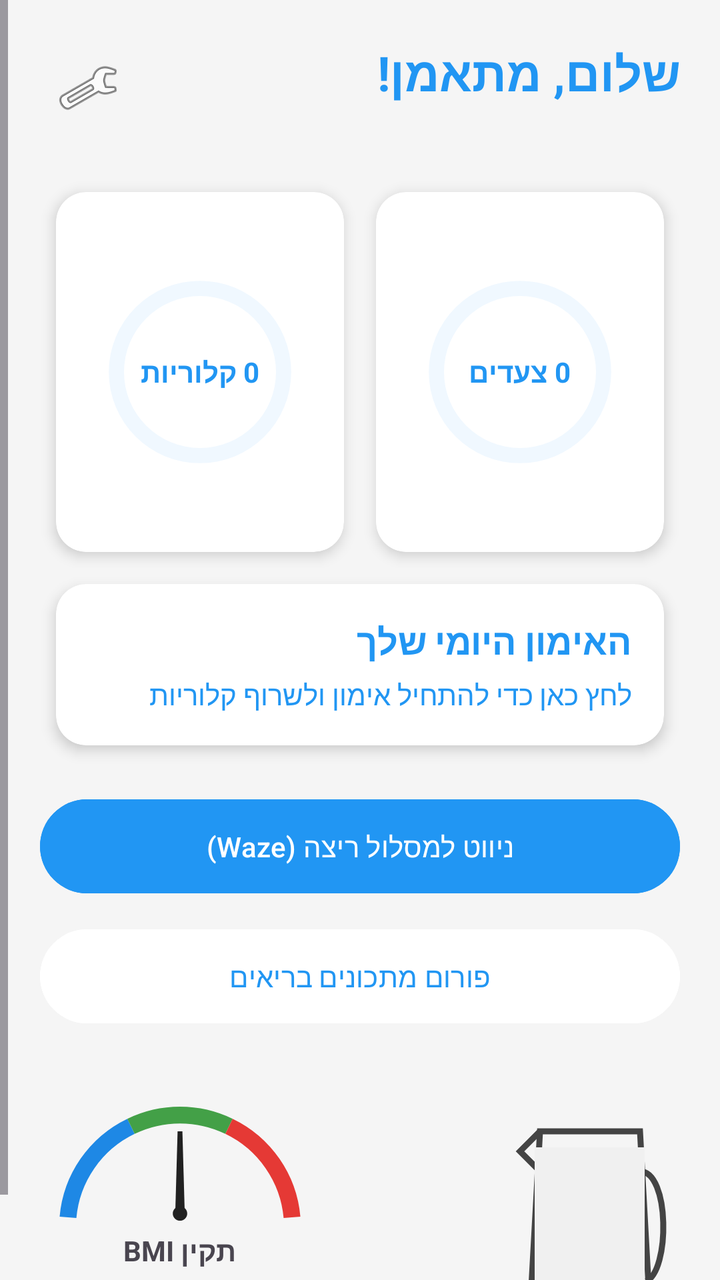
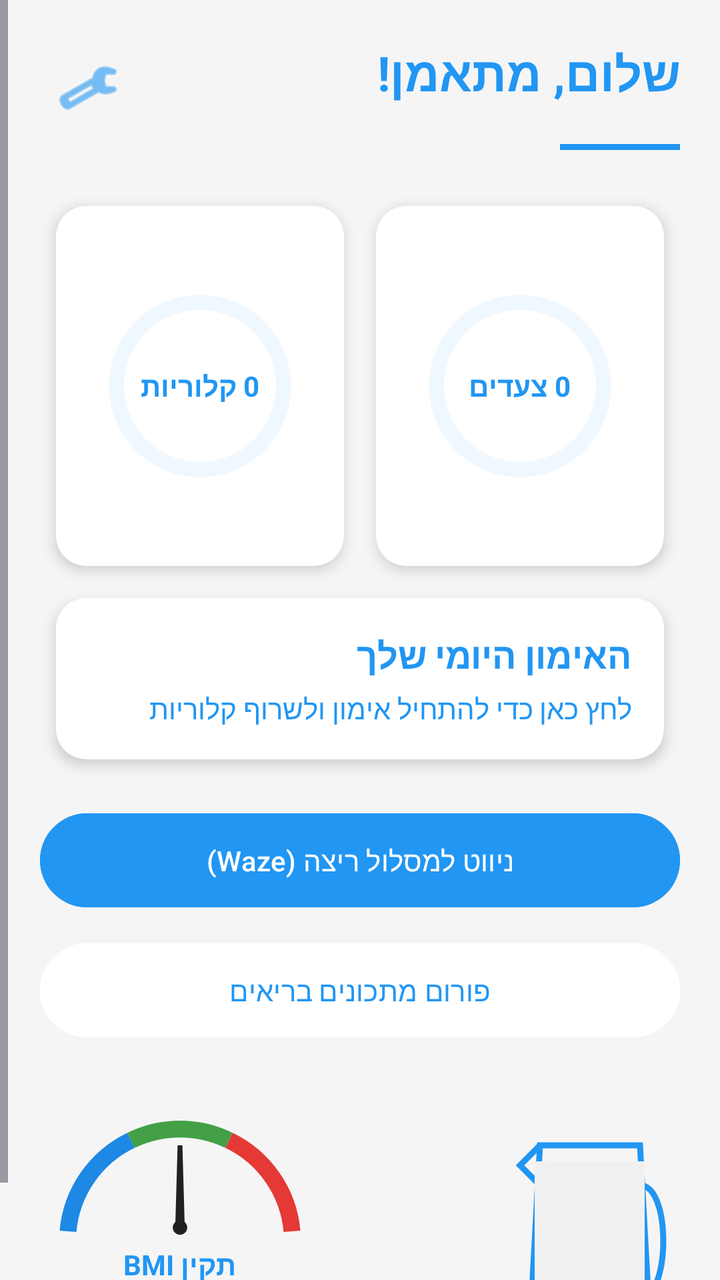

Two renders of the same Android screen: before a commit and after it. Below are the layout's source before the change and the commit's diff.
<!-- AndroidManifest.xml: application theme Theme.FitCoach -->
<!-- res/layout/activity_main.xml -->
<?xml version="1.0" encoding="utf-8"?>
<ScrollView xmlns:android="http://schemas.android.com/apk/res/android"
    xmlns:app="http://schemas.android.com/apk/res-auto"
    xmlns:tools="http://schemas.android.com/tools"
    android:id="@+id/main"
    android:layout_width="match_parent"
    android:layout_height="match_parent"
    android:background="#F5F5F5"
    android:layoutDirection="rtl"
    tools:context=".screens.MainActivity">

    <LinearLayout
        android:layout_width="match_parent"
        android:layout_height="wrap_content"
        android:orientation="vertical"
        android:padding="20dp">

        <LinearLayout
            android:layout_width="match_parent"
            android:layout_height="wrap_content"
            android:layout_marginBottom="20dp">

            <TextView
                android:id="@+id/tv_main_welcome"
                android:layout_width="wrap_content"
                android:layout_height="wrap_content"
                android:text="שלום, מתאמן!"
                android:textColor="#2196F3"
                android:textSize="24sp"
                android:textStyle="bold" />

            <Space
                android:layout_width="0dp"
                android:layout_height="wrap_content"
                android:layout_weight="1" />

            <ImageButton
                android:id="@+id/btn_settings_gear"
                android:layout_width="48dp"
                android:layout_height="48dp"
                android:background="?attr/selectableItemBackgroundBorderless"
                android:contentDescription="@null"
                android:src="@android:drawable/ic_menu_preferences" />

        </LinearLayout>

        <LinearLayout
            android:layout_width="match_parent"
            android:layout_height="wrap_content"
            android:orientation="horizontal"
            android:weightSum="2">

            <androidx.cardview.widget.CardView
                android:layout_width="0dp"
                android:layout_height="180dp"
                android:layout_margin="8dp"
                android:layout_weight="1"
                app:cardCornerRadius="15dp"
                app:cardElevation="4dp">

                <RelativeLayout
                    android:layout_width="match_parent"
                    android:layout_height="match_parent"
                    android:padding="15dp">

                    <ProgressBar
                        android:id="@+id/pb_main_steps"
                        style="?android:attr/progressBarStyleHorizontal"
                        android:layout_width="match_parent"
                        android:layout_height="match_parent"
                        android:progressDrawable="@drawable/circular_progress" />

                    <TextView
                        android:id="@+id/tv_main_steps_val"
                        android:layout_width="wrap_content"
                        android:layout_height="wrap_content"
                        android:layout_centerInParent="true"
                        android:gravity="center"
                        android:text="0
צעדים"
                        android:textColor="#2196F3"
                        android:textStyle="bold" />
                </RelativeLayout>
            </androidx.cardview.widget.CardView>

            <androidx.cardview.widget.CardView
                android:layout_width="0dp"
                android:layout_height="180dp"
                android:layout_margin="8dp"
                android:layout_weight="1"
                app:cardCornerRadius="15dp"
                app:cardElevation="4dp">

                <RelativeLayout
                    android:layout_width="match_parent"
                    android:layout_height="match_parent"
                    android:padding="15dp">

                    <ProgressBar
                        android:id="@+id/pb_main_calories"
                        style="?android:attr/progressBarStyleHorizontal"
                        android:layout_width="match_parent"
                        android:layout_height="match_parent"
                        android:progressDrawable="@drawable/circular_progress" />

                    <TextView
                        android:id="@+id/tv_main_calories_val"
                        android:layout_width="wrap_content"
                        android:layout_height="wrap_content"
                        android:layout_centerInParent="true"
                        android:gravity="center"
                        android:text="0
קלוריות"
                        android:textColor="#2196F3"
                        android:textStyle="bold" />
                </RelativeLayout>
            </androidx.cardview.widget.CardView>
        </LinearLayout>

        <androidx.cardview.widget.CardView
            android:id="@+id/cv_workout_entry"
            android:layout_width="match_parent"
            android:layout_height="wrap_content"
            android:layout_margin="8dp"
            android:clickable="true"
            android:focusable="true"
            android:foreground="?attr/selectableItemBackground"
            app:cardCornerRadius="15dp"
            app:cardElevation="4dp">

            <LinearLayout
                android:layout_width="match_parent"
                android:layout_height="wrap_content"
                android:orientation="vertical"
                android:padding="16dp">

                <TextView
                    android:layout_width="wrap_content"
                    android:layout_height="wrap_content"
                    android:text="האימון היומי שלך"
                    android:textSize="18sp"
                    android:textStyle="bold"
                    android:textColor="#2196F3"/>

                <TextView
                    android:id="@+id/tv_main_workout_status"
                    android:layout_width="wrap_content"
                    android:layout_height="wrap_content"
                    android:layout_marginTop="5dp"
                    android:text="לחץ כאן כדי להתחיל אימון ולשרוף קלוריות"
                    android:textColor="#2196F3" />
            </LinearLayout>
        </androidx.cardview.widget.CardView>

        <Button
            android:id="@+id/btn_main_navigation"
            android:layout_width="match_parent"
            android:layout_height="55dp"
            android:layout_marginTop="15dp"
            android:backgroundTint="#2196F3"
            android:text="ניווט למסלול ריצה (Waze)"
            android:textColor="@android:color/white" />

        <Button
            android:id="@+id/btn_main_forum"
            android:layout_width="match_parent"
            android:layout_height="55dp"
            android:layout_marginTop="10dp"
            android:backgroundTint="@android:color/white"
            android:text="פורום מתכונים בריאים"
            android:textColor="#2196F3" />

        <RelativeLayout
            android:layout_width="match_parent"
            android:layout_height="wrap_content"
            android:layout_marginTop="30dp">

            <LinearLayout
                android:id="@+id/layout_bmi"
                android:layout_width="wrap_content"
                android:layout_height="wrap_content"
                android:layout_alignParentEnd="true"
                android:gravity="center"
                android:orientation="vertical">

                <RelativeLayout
                    android:layout_width="140dp"
                    android:layout_height="70dp">

                    <ImageView
                        android:layout_width="match_parent"
                        android:layout_height="match_parent"
                        android:contentDescription="@null"
                        android:src="@drawable/bmi_gauge_arc_bold" />

                    <ImageView
                        android:id="@+id/iv_bmi_needle"
                        android:layout_width="match_parent"
                        android:layout_height="match_parent"
                        android:contentDescription="@null"
                        android:padding="5dp"
                        android:src="@drawable/bmi_needle_bold" />
                </RelativeLayout>

                <TextView
                    android:id="@+id/tv_bmi_status_text"
                    android:layout_width="wrap_content"
                    android:layout_height="wrap_content"
                    android:text="BMI תקין"
                    android:textStyle="bold" />
            </LinearLayout>

            <LinearLayout
                android:layout_width="wrap_content"
                android:layout_height="wrap_content"
                android:layout_alignParentStart="true"
                android:gravity="bottom"
                android:orientation="horizontal">

                <FrameLayout
                    android:layout_width="90dp"
                    android:layout_height="120dp">

                    <ImageView
                        android:layout_width="match_parent"
                        android:layout_height="match_parent"
                        android:contentDescription="@null"
                        android:src="@drawable/ic_water_jug" />

                    <ProgressBar
                        android:id="@+id/pb_water_jug"
                        style="?android:attr/progressBarStyleHorizontal"
                        android:layout_width="55dp"
                        android:layout_height="80dp"
                        android:layout_gravity="center_horizontal|bottom"
                        android:layout_marginBottom="12dp"
                        android:progressDrawable="@drawable/water_fill_style" />
                </FrameLayout>

                <LinearLayout
                    android:layout_width="wrap_content"
                    android:layout_height="wrap_content"
                    android:orientation="vertical">

                    <ImageButton
                        android:id="@+id/btn_add_water"
                        android:layout_width="55dp"
                        android:layout_height="55dp"
                        android:background="@android:color/transparent"
                        android:contentDescription="@null"
                        android:src="@drawable/ic_glass_plus" />

                    <ImageButton
                        android:id="@+id/btn_remove_water"
                        android:layout_width="55dp"
                        android:layout_height="55dp"
                        android:layout_marginTop="10dp"
                        android:background="@android:color/transparent"
                        android:contentDescription="@null"
                        android:src="@drawable/ic_glass_minus" />
                </LinearLayout>
            </LinearLayout>
        </RelativeLayout>
    </LinearLayout>
</ScrollView>
<!-- resources referenced by this layout -->
<resources>
  <!-- drawable bmi_gauge_arc_bold (drawable) -->
  <?xml version="1.0" encoding="utf-8"?>
  <vector xmlns:android="http://schemas.android.com/apk/res/android"
      android:width="200dp"
      android:height="100dp"
      android:viewportWidth="200"
      android:viewportHeight="100">
      <path
          android:pathData="M20,90 A80,80 0 0,1 65,25"
          android:strokeWidth="12"
          android:strokeColor="#1E88E5" />
      <path
          android:pathData="M65,25 A80,80 0 0,1 135,25"
          android:strokeWidth="12"
          android:strokeColor="#43A047" />
      <path
          android:pathData="M135,25 A80,80 0 0,1 180,90"
          android:strokeWidth="12"
          android:strokeColor="#E53935" />
  </vector>
  <!-- drawable bmi_needle_bold (drawable) -->
  <?xml version="1.0" encoding="utf-8"?>
  <vector xmlns:android="http://schemas.android.com/apk/res/android"
      android:width="120dp"
      android:height="120dp"
      android:viewportWidth="100"
      android:viewportHeight="100">
      <path
          android:fillColor="#212121"
          android:pathData="M48,25 L52,25 L54,95 L46,95 Z" />
      <path
          android:fillColor="#212121"
          android:pathData="M50,93.5m-6,0a6,6 0 1,1 12,0a6,6 0 1,1 -12,0" />
  </vector>
  <!-- drawable circular_progress (drawable) -->
  <?xml version="1.0" encoding="utf-8"?>
  <layer-list xmlns:android="http://schemas.android.com/apk/res/android">
      <item android:id="@android:id/background">
          <shape
              android:innerRadiusRatio="3"
              android:shape="ring"
              android:thicknessRatio="15.0"
              android:useLevel="false">
              <solid android:color="#F0F8FF" />
          </shape>
      </item>
  
      <item android:id="@android:id/progress">
          <rotate
              android:fromDegrees="270"
              android:pivotX="50%"
              android:pivotY="50%"
              android:toDegrees="270">
              <shape
                  android:innerRadiusRatio="3"
                  android:shape="ring"
                  android:thicknessRatio="15.0"
                  android:useLevel="true">
                  <solid android:color="#2196F3" />
              </shape>
          </rotate>
      </item>
  </layer-list>
  <!-- drawable ic_glass_minus (drawable) -->
  <?xml version="1.0" encoding="utf-8"?>
  <selector>
  
  </selector>
  <!-- drawable ic_glass_plus (drawable) -->
  <?xml version="1.0" encoding="utf-8"?>
  <selector>
  
  </selector>
  <!-- drawable ic_water_jug (drawable) -->
  <?xml version="1.0" encoding="utf-8"?>
  <vector xmlns:android="http://schemas.android.com/apk/res/android"
      android:width="90dp"
      android:height="120dp"
      android:viewportWidth="90"
      android:viewportHeight="120">
      <path
          android:pathData="M20,20 L70,20 L75,110 L15,110 Z"
          android:strokeWidth="3"
          android:strokeColor="#444444" />
      <path
          android:pathData="M20,20 L10,30 L20,40"
          android:strokeWidth="3"
          android:strokeColor="#444444" />
      <path
          android:pathData="M70,40 C85,40 85,90 73,95"
          android:strokeWidth="3"
          android:strokeColor="#444444" />
  </vector>
  <!-- drawable water_fill_style (drawable) -->
  <?xml version="1.0" encoding="utf-8"?>
  <layer-list xmlns:android="http://schemas.android.com/apk/res/android">
      <item android:id="@android:id/background">
          <shape>
              <solid android:color="#F0F0F0" />
          </shape>
      </item>
      <item android:id="@android:id/progress">
          <clip
              android:clipOrientation="vertical"
              android:gravity="bottom">
              <shape>
                  <solid android:color="#2196F3" />
              </shape>
          </clip>
      </item>
  </layer-list>
  <style name="Theme.FitCoach" parent="Base.Theme.FitCoach" />
  <style name="Base.Theme.FitCoach" parent="Theme.Material3.DayNight.NoActionBar">
          
          
      </style>
</resources>

<!-- the commit's change to res/layout/activity_main.xml (unified diff, before → after) -->
@@ -18,29 +18,45 @@
         <LinearLayout
             android:layout_width="match_parent"
             android:layout_height="wrap_content"
-            android:layout_marginBottom="20dp">
-
-            <TextView
-                android:id="@+id/tv_main_welcome"
-                android:layout_width="wrap_content"
-                android:layout_height="wrap_content"
-                android:text="שלום, מתאמן!"
-                android:textColor="#2196F3"
-                android:textSize="24sp"
-                android:textStyle="bold" />
-
-            <Space
-                android:layout_width="0dp"
-                android:layout_height="wrap_content"
-                android:layout_weight="1" />
-
-            <ImageButton
-                android:id="@+id/btn_settings_gear"
-                android:layout_width="48dp"
-                android:layout_height="48dp"
-                android:background="?attr/selectableItemBackgroundBorderless"
-                android:contentDescription="@null"
-                android:src="@android:drawable/ic_menu_preferences" />
+            android:layout_marginBottom="20dp"
+            android:orientation="vertical"
+            android:gravity="center_horizontal">
+
+            <LinearLayout
+                android:layout_width="match_parent"
+                android:layout_height="wrap_content"
+                android:orientation="horizontal">
+
+                <TextView
+                    android:id="@+id/tv_main_welcome"
+                    android:layout_width="wrap_content"
+                    android:layout_height="wrap_content"
+                    android:text="שלום, מתאמן!"
+                    android:textColor="#2196F3"
+                    android:textSize="24sp"
+                    android:textStyle="bold" />
+
+                <Space
+                    android:layout_width="0dp"
+                    android:layout_height="wrap_content"
+                    android:layout_weight="1" />
+
+                <ImageButton
+                    android:id="@+id/btn_settings_gear"
+                    android:layout_width="48dp"
+                    android:layout_height="48dp"
+                    android:background="?attr/selectableItemBackgroundBorderless"
+                    android:contentDescription="@null"
+                    android:src="@android:drawable/ic_menu_preferences"
+                    app:tint="#2196F3" />
+            </LinearLayout>
+
+            <View
+                android:layout_width="60dp"
+                android:layout_height="3dp"
+                android:layout_marginTop="4dp"
+                android:layout_gravity="start"
+                android:background="#2196F3" />
 
         </LinearLayout>
 
@@ -207,6 +223,7 @@
                     android:layout_width="wrap_content"
                     android:layout_height="wrap_content"
                     android:text="BMI תקין"
+                    android:textColor="#2196F3"
                     android:textStyle="bold" />
             </LinearLayout>
 
@@ -225,7 +242,8 @@
                         android:layout_width="match_parent"
                         android:layout_height="match_parent"
                         android:contentDescription="@null"
-                        android:src="@drawable/ic_water_jug" />
+                        android:src="@drawable/ic_water_jug"
+                        app:tint="#2196F3" />
 
                     <ProgressBar
                         android:id="@+id/pb_water_jug"
@@ -248,7 +266,8 @@
                         android:layout_height="55dp"
                         android:background="@android:color/transparent"
                         android:contentDescription="@null"
-                        android:src="@drawable/ic_glass_plus" />
+                        android:src="@drawable/ic_glass_plus"
+                        app:tint="#2196F3" />
 
                     <ImageButton
                         android:id="@+id/btn_remove_water"
@@ -257,7 +276,8 @@
                         android:layout_marginTop="10dp"
                         android:background="@android:color/transparent"
                         android:contentDescription="@null"
-                        android:src="@drawable/ic_glass_minus" />
+                        android:src="@drawable/ic_glass_minus"
+                        app:tint="#2196F3" />
                 </LinearLayout>
             </LinearLayout>
         </RelativeLayout>
